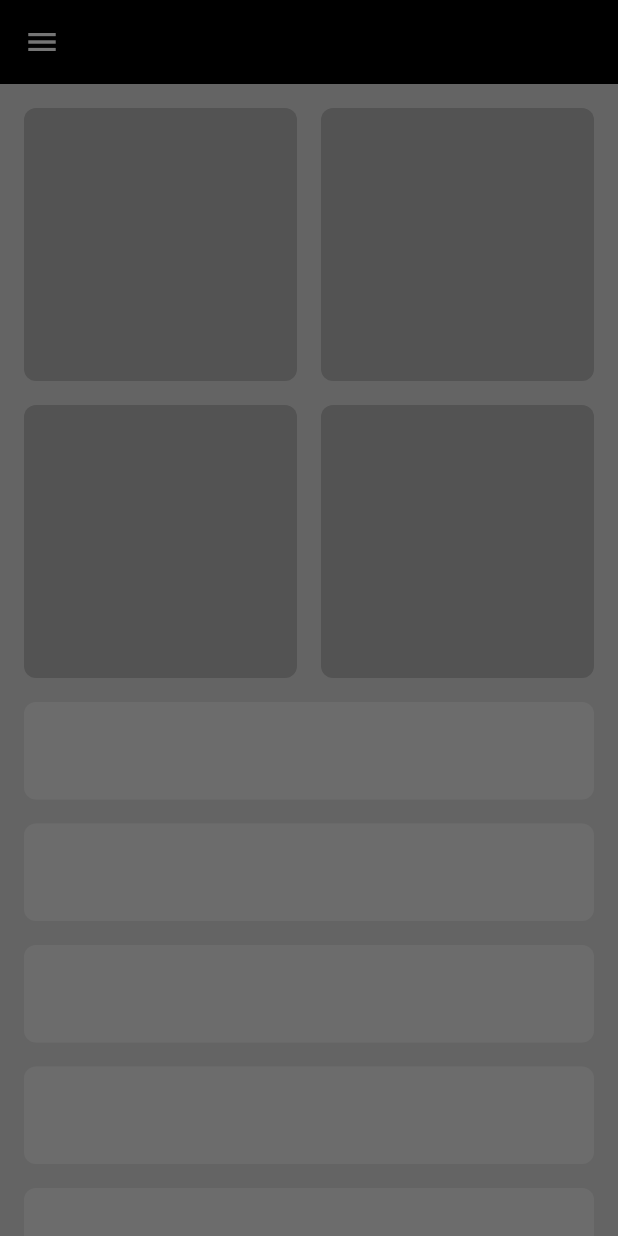
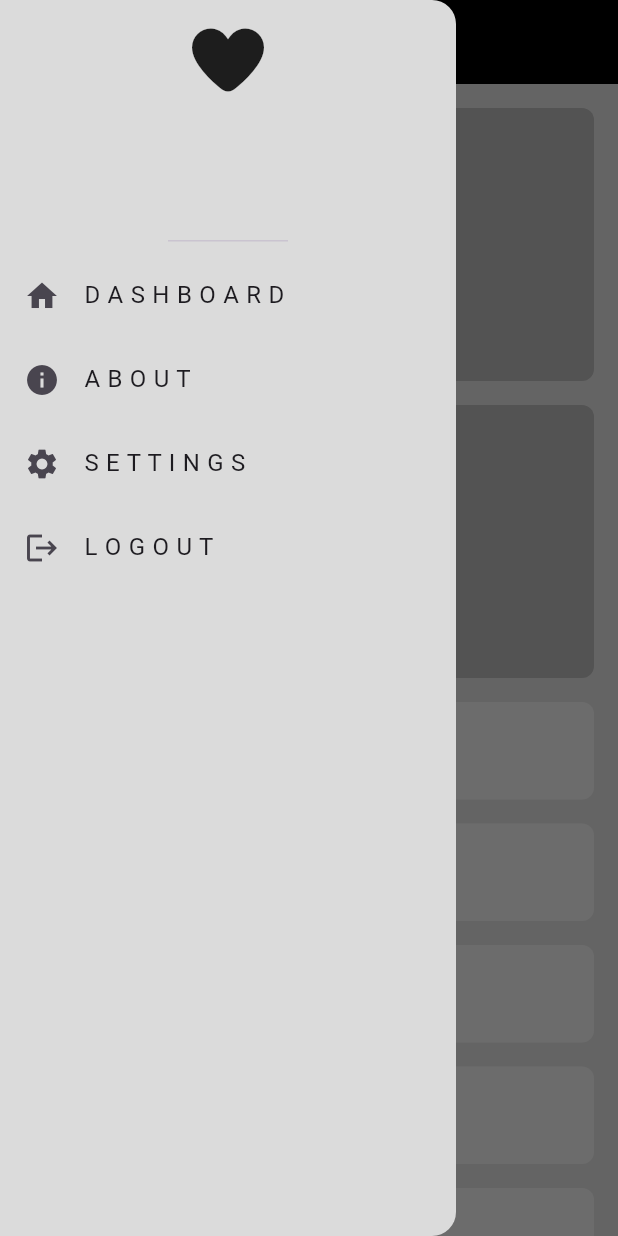
Before and after one commit to AlaaNazih1/responsive_adaptive_ui_design, a Flutter app: the screen it shows after launch, with the side drawer open, on a phone screen of 412 x 824 dp. Run offline on Flutter 3.47's test engine with Material 3 defaults, Android fonts, the light colour scheme and no system bars; our stand-ins replace font_awesome_flutter.

Commit message:
Implement CustomDrawer with dynamic items and integrate CustomDrawerListView

```diff
--- /dev/null
+++ b/lib/model/drwaer_item_model.dart
@@ -0,0 +1,8 @@
+import 'package:flutter/material.dart';
+
+class DrwaerItemModel {
+   final String title;
+  final IconData icon;
+
+const  DrwaerItemModel({required this.title, required this.icon});
+}
--- a/lib/views/widgets/custom_drawer.dart
+++ b/lib/views/widgets/custom_drawer.dart
@@ -1,10 +1,29 @@
 import 'package:flutter/material.dart';
+import 'package:font_awesome_flutter/font_awesome_flutter.dart';
+import 'package:responsive_adaptive_ui_design/model/drwaer_item_model.dart';
+import 'package:responsive_adaptive_ui_design/views/widgets/custom_drawer_list_view.dart';
 
 class CustomDrawer extends StatelessWidget {
-  const CustomDrawer({super.key});
-
+   const CustomDrawer({super.key,});
+final List<DrwaerItemModel> drawerItems = const [
+    DrwaerItemModel(title: 'D A S H B O A R D', icon: Icons.home),
+    DrwaerItemModel(title: 'A B O U T', icon: Icons.info),
+    DrwaerItemModel(title: 'S E T T I N G S', icon: Icons.settings),
+    DrwaerItemModel(title: 'L O G O U T', icon: Icons.logout),
+  ];
   @override
   Widget build(BuildContext context) {
-    return Container();
+    return Drawer(
+      backgroundColor: Color(0xffDBDBDB),
+      child: Column(
+        children: [
+          DrawerHeader(
+
+            child: FaIcon(FontAwesomeIcons.solidHeart,size: 48,),
+          ),
+        CustomDrawerListView(drawerItems: drawerItems),
+        ],
+      ),
+    );
   }
 }
--- /dev/null
+++ b/lib/views/widgets/custom_drawer_item.dart
@@ -0,0 +1,22 @@
+import 'package:flutter/material.dart';
+import 'package:responsive_adaptive_ui_design/model/drwaer_item_model.dart';
+
+class CustomDrawerItem extends StatelessWidget {
+  const CustomDrawerItem({super.key, required this.drwaerItemModel});
+  final DrwaerItemModel drwaerItemModel;
+  @override
+  Widget build(BuildContext context) {
+    return Column(
+      children: [
+        ListTile(
+          leading: Icon(drwaerItemModel.icon ),
+          title: Text(drwaerItemModel.title),
+          onTap: () {
+            // Handle Home tap
+          },
+        ),
+
+      ],
+    );
+  }
+}
--- /dev/null
+++ b/lib/views/widgets/custom_drawer_list_view.dart
@@ -0,0 +1,21 @@
+import 'package:flutter/material.dart';
+import 'package:responsive_adaptive_ui_design/model/drwaer_item_model.dart';
+import 'package:responsive_adaptive_ui_design/views/widgets/custom_drawer_item.dart';
+
+class CustomDrawerListView extends StatelessWidget {
+  const CustomDrawerListView({super.key, required this.drawerItems});
+
+  final List<DrwaerItemModel> drawerItems;
+
+  @override
+  Widget build(BuildContext context) {
+    return ListView.builder(
+      shrinkWrap: true,
+      physics: const NeverScrollableScrollPhysics(),
+      itemBuilder: (context, index) {
+        return CustomDrawerItem(drwaerItemModel: drawerItems[index]);
+      },
+      itemCount: drawerItems.length,
+    );
+  }
+}
--- a/pubspec.yaml
+++ b/pubspec.yaml
@@ -34,6 +34,7 @@ dependencies:
   # The following adds the Cupertino Icons font to your application.
   # Use with the CupertinoIcons class for iOS style icons.
   cupertino_icons: ^1.0.8
+  font_awesome_flutter: ^11.0.0
 
 dev_dependencies:
   flutter_test:
```
Also changed, not shown: pubspec.lock.
